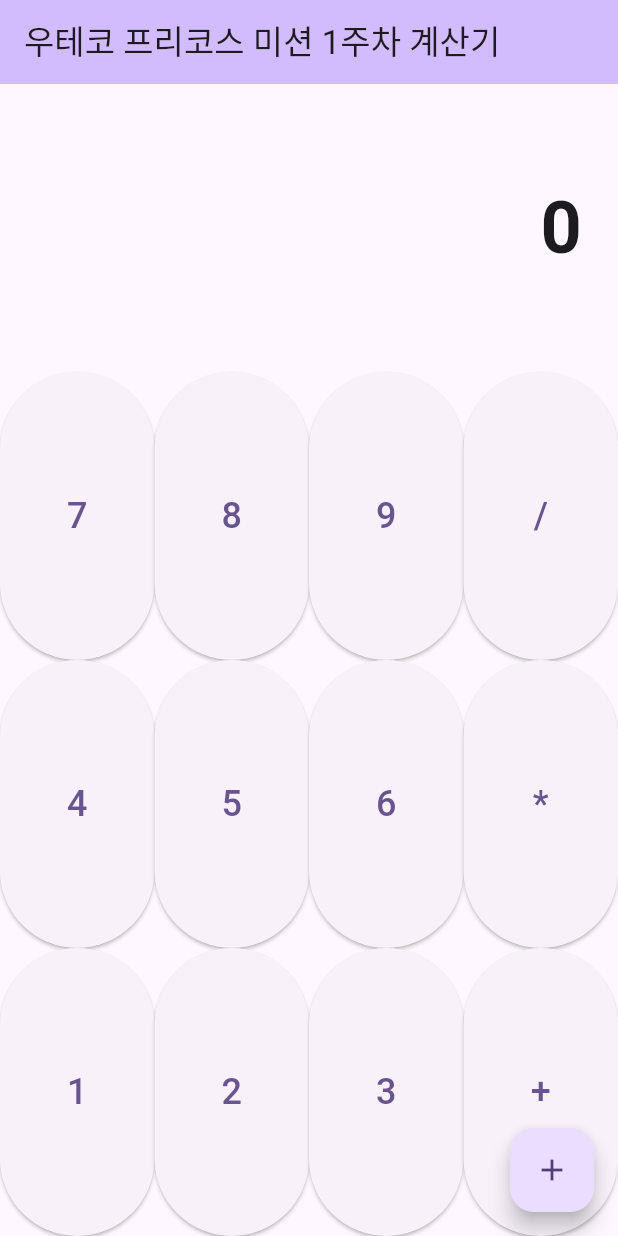
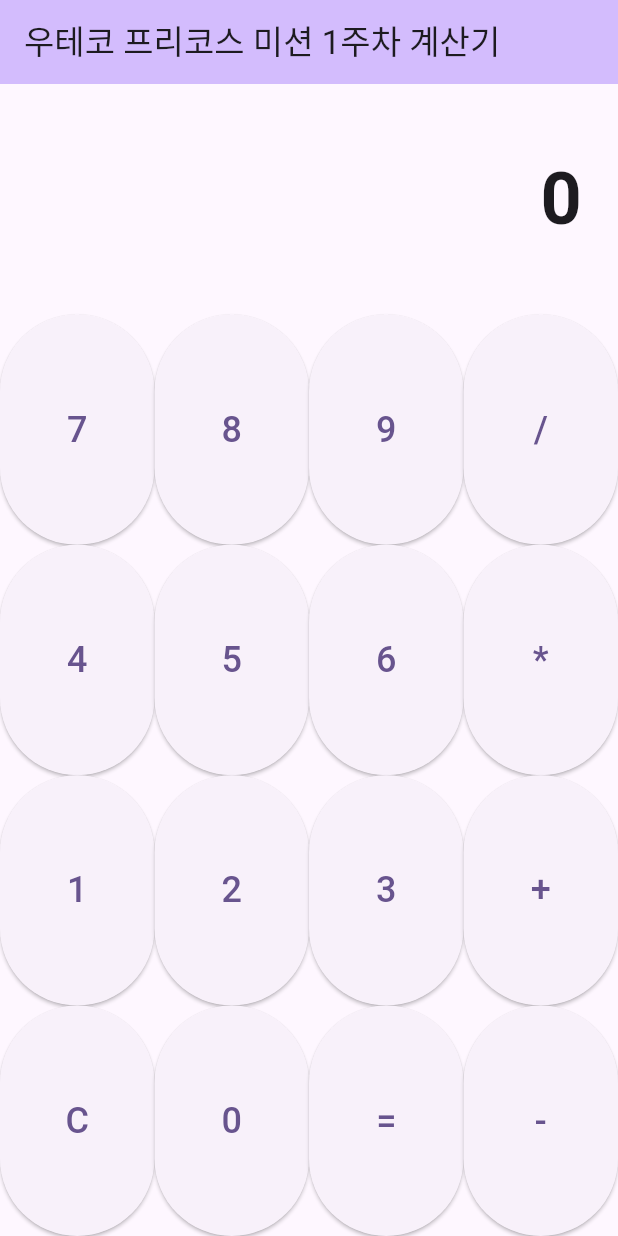
Before and after one commit to princebyun/flutter-calculator-8, a Flutter app: the screen it shows after launch, on a phone screen of 412 x 824 dp. Run offline on Flutter 3.47's test engine with Material 3 defaults, Android fonts, the phone set to English and light mode, and no system bars.

Commit message:
design : 계산기 UI 1차 완성

```diff
--- a/lib/main.dart
+++ b/lib/main.dart
@@ -189,13 +189,57 @@ class _MyHomePageState extends State<MyHomePage> {
               ],
             ),
           ),
+          Expanded(
+            flex: 1,
+            child: Row(
+              crossAxisAlignment: CrossAxisAlignment.stretch,
+              children: <Widget>[
+                Expanded(
+                  flex: 1,
+                  child: ElevatedButton(
+                    onPressed: () {
+                      print('C pressed');
+                    },
+                    child: Text('C', style: TextStyle(fontSize: 24)),
+                  ),
+                ),
+                Expanded(
+                  flex: 1,
+                  child: ElevatedButton(
+                    onPressed: () {
+                      print('0 pressed');
+                    },
+                    child: Text('0', style: TextStyle(fontSize: 24)),
+                  ),
+                ),
+                Expanded(
+                  flex: 1,
+                  child: ElevatedButton(
+                    onPressed: () {
+                      print('= pressed');
+                    },
+                    child: Text('=', style: TextStyle(fontSize: 24)),
+                  ),
+                ),
+                Expanded(
+                  flex: 1,
+                  child: ElevatedButton(
+                    onPressed: () {
+                      print('- pressed');
+                    },
+                    child: Text('-', style: TextStyle(fontSize: 24)),
+                  ),
+                ),
+              ],
+            ),
+          ),
         ],
       ),
-      floatingActionButton: FloatingActionButton(
+      /*floatingActionButton: FloatingActionButton(
         onPressed: _incrementCounter,
         tooltip: 'Increment',
         child: const Icon(Icons.add),
-      ),
+      ),*/
     );
   }
 }
```
